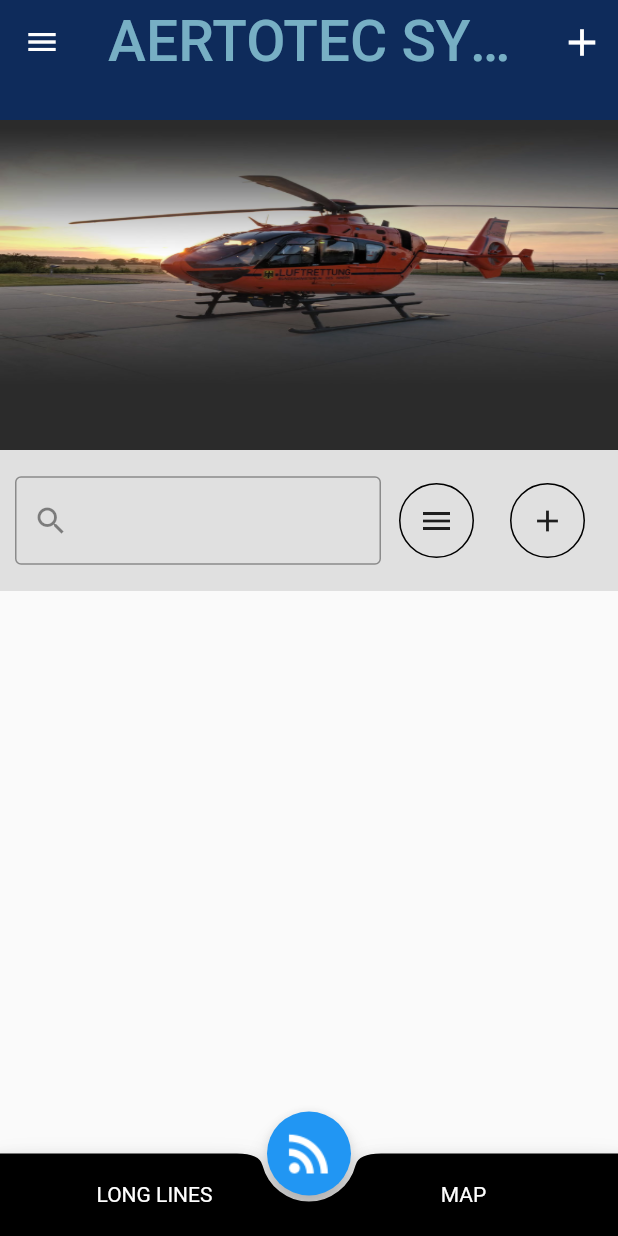
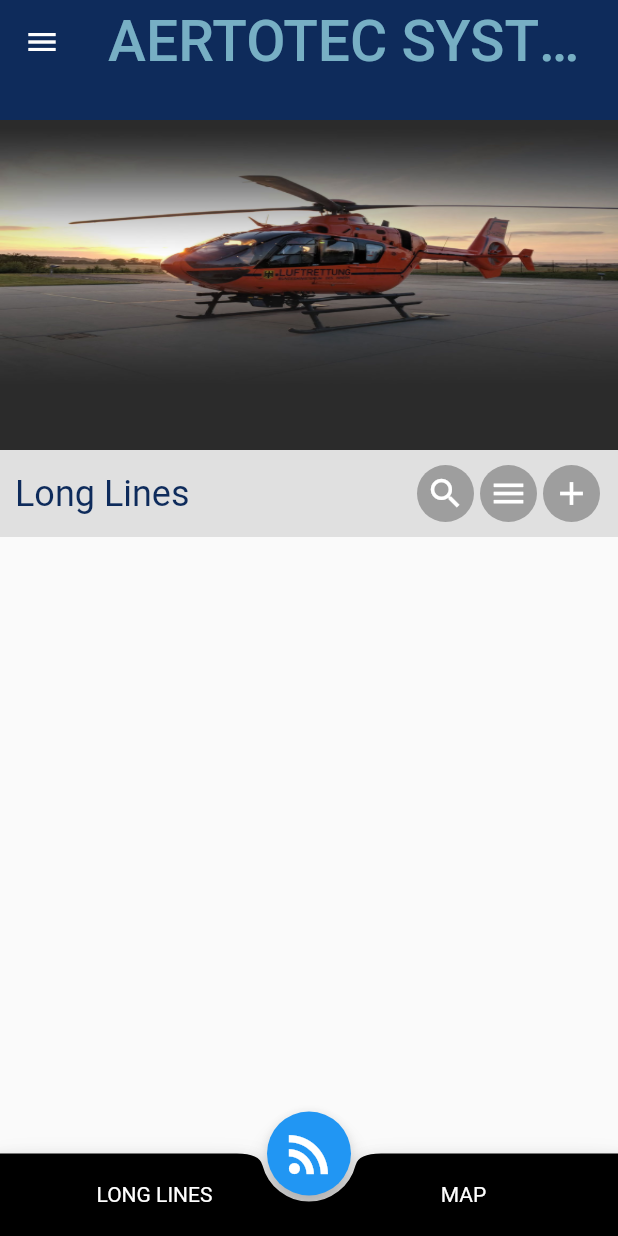
Before and after one commit to Daxesh-Italiya/aerotec-app-main, a Flutter app: the screen it shows once a user with an empty profile is signed in, on a phone screen of 412 x 824 dp. Run offline on Flutter 3.47's test engine with Material 2 defaults, Android fonts, the phone set to English and light mode, and no system bars; our stand-ins replace cloud_firestore, datetime_picker_formfield, firebase_auth, firebase_core, firebase_storage, fluttertoast and 5 more; missing offline and left inert: camera_camera; accounts and stored records are empty.

Commit message:
search delegate added and icon fix

```diff
--- a/lib/screens/home/home.dart
+++ b/lib/screens/home/home.dart
@@ -3,6 +3,7 @@ import 'package:aerotec_flutter_app/models/longlines/longlines_model.dart';
 import 'package:aerotec_flutter_app/providers/longlines_provider.dart';
 import 'package:aerotec_flutter_app/screens/long_lines/longlines.dart';
 import 'package:aerotec_flutter_app/screens/long_lines/longlines_form.dart';
+import 'package:aerotec_flutter_app/screens/search/search.dart';
 import 'package:flutter/material.dart';
 import 'package:google_fonts/google_fonts.dart';
 import 'package:provider/provider.dart';
@@ -66,18 +67,6 @@ class _HomeScreenState extends State<HomeScreen> {
                     );
                   },
                 ),
-                actions: [
-                  IconButton(
-                    icon: const Icon(Icons.add),
-                    iconSize: 30.0,
-                    onPressed: () => Navigator.of(context).push(
-                      MaterialPageRoute(
-                        builder: (context) =>
-                            LongLinesForm(longline: null, formType: 'new'),
-                      ),
-                    ),
-                  ),
-                ],
                 backgroundColor: AppTheme.primary,
                 title: Text('AERTOTEC SYSTEMS',
                     style: GoogleFonts.benchNine(
@@ -103,28 +92,42 @@ class _HomeScreenState extends State<HomeScreen> {
                   child: Row(
                     children: [
                       Expanded(
-                        child: TextField(
-                          decoration: InputDecoration(
-                              prefixIcon: Icon(Icons.search),
-                              border: OutlineInputBorder()),
-                        ),
+                          child: Text(
+                        'Long Lines',
+                        style: Theme.of(context)
+                            .textTheme
+                            .headline5!
+                            .copyWith(color: AppTheme.primary),
+                      )),
+
+                      /// search
+                      RoundIconButton(
+                        icon: Icons.search,
+                        onTap: (){
+                          showSearch(
+                            context: context,
+                            delegate: CustomSearchDelegate(),
+                          );
+                        },
                       ),
 
-                      /// menu
-                      Container(
-                          margin: EdgeInsets.all(12),
-                          decoration: BoxDecoration(
-                              shape: BoxShape.circle, border: Border.all()),
-                          child: IconButton(
-                              onPressed: () {}, icon: Icon(Icons.menu))),
+                      /// search
+                      RoundIconButton(
+                        icon: Icons.menu,
+                      ),
 
                       /// add
-                      Container(
-                          margin: EdgeInsets.all(12),
-                          decoration: BoxDecoration(
-                              shape: BoxShape.circle, border: Border.all()),
-                          child: IconButton(
-                              onPressed: () {}, icon: Icon(Icons.add))),
+                      RoundIconButton(
+                        icon: Icons.add_outlined,
+                        onTap: (){
+                          Navigator.of(context).push(
+                            MaterialPageRoute(
+                              builder: (context) =>
+                                  LongLinesForm(longline: null, formType: 'new'),
+                            ),
+                          );
+                        },
+                      ),
                     ],
                   )),
             ),
@@ -147,3 +150,32 @@ class _HomeScreenState extends State<HomeScreen> {
     );
   }
 }
+
+class RoundIconButton extends StatelessWidget {
+  const RoundIconButton({
+    Key? key,
+    this.icon, this.onTap,
+  }) : super(key: key);
+
+  final IconData? icon;
+  final VoidCallback? onTap;
+
+  @override
+  Widget build(BuildContext context) {
+    return InkWell(
+      onTap: onTap,
+      child: Container(
+        padding: EdgeInsets.all(6),
+        margin: EdgeInsets.symmetric(horizontal: 2),
+          decoration: BoxDecoration(
+            color: Colors.grey,
+            shape: BoxShape.circle,
+          ),
+          child: Icon(
+            icon,
+            size: 26,
+            color: Colors.white,
+          )),
+    );
+  }
+}
--- a/lib/screens/main_tabbar/main_tabbar.dart
+++ b/lib/screens/main_tabbar/main_tabbar.dart
@@ -64,10 +64,9 @@ class _MainTabbarState extends State<MainTabbar> {
               onPressed: () {
                 // Navigator.push(context, MaterialPageRoute(builder: (context) => QRScanner()));
               },
-              child: ImageIcon(
-                AssetImage("images/rss.png"),
-                size: 40,
-              )),
+              child:Icon(Icons.rss_feed,size: 40,)
+
+          ),
         ),
       ),
     );
--- /dev/null
+++ b/lib/screens/search/search.dart
@@ -0,0 +1,33 @@
+import 'package:flutter/cupertino.dart';
+import 'package:flutter/material.dart';
+
+class CustomSearchDelegate extends SearchDelegate {
+
+
+  @override
+  Widget buildLeading(BuildContext context) {
+    return IconButton(
+      icon: Icon(Icons.arrow_back),
+      onPressed: () {
+        close(context, null);
+      },
+    );
+  }
+
+  @override
+  Widget buildResults(BuildContext context) {
+    return Container();
+  }
+
+  @override
+  Widget buildSuggestions(BuildContext context) {
+    // This method is called everytime the search term changes.
+    // If you want to add search suggestions as the user enters their search term, this is the place to do that.
+    return Container();
+  }
+
+  @override
+  List<Widget>? buildActions(BuildContext context) {
+    return [];
+  }
+}
```
